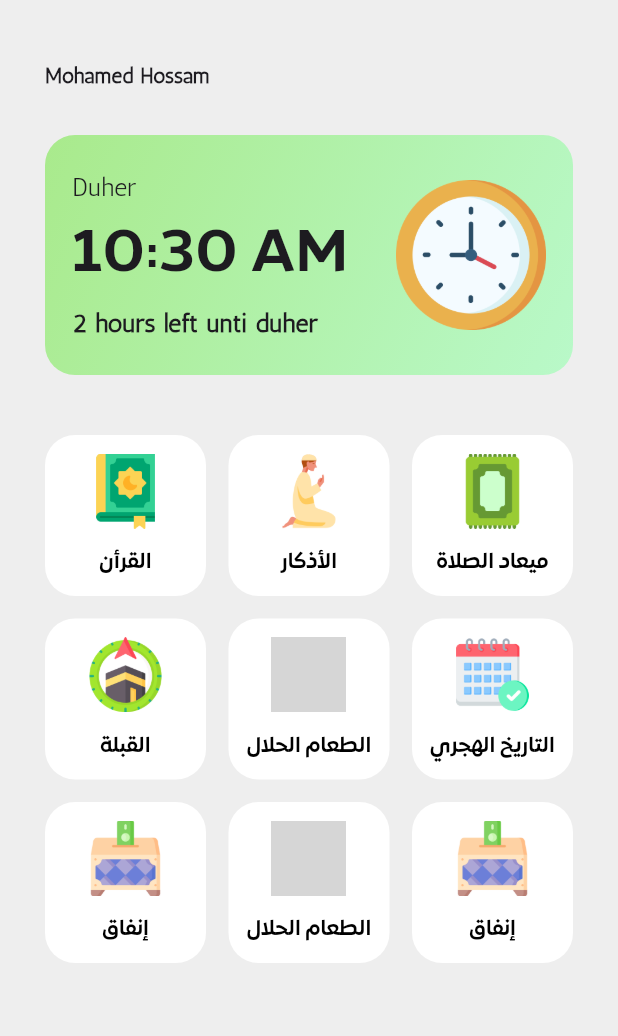
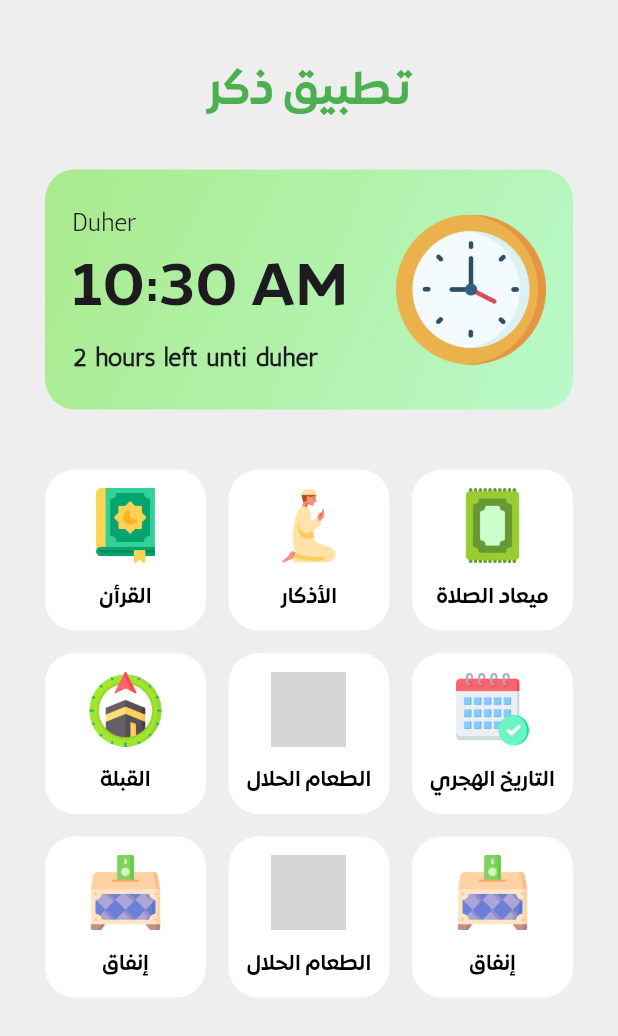
Before and after one commit to mo7ossam44/QuranApp, a Flutter app: the HomePage screen opened directly, on a phone screen of 412 x 824 dp. Shown: the top 1036 px of the screen. Run offline on Flutter 3.47's test engine with Material 3 defaults, Android fonts, the phone set to English and light mode, and no system bars; our stand-ins replace dio; network calls fail; project files that could hold a hidden picture were left out; grey boxes are pictures that could not be loaded.

Commit message:
change mohamed hossam text to thker text

```diff
--- a/lib/Widgets/mohamed_hossam_widget.dart
+++ b/lib/Widgets/mohamed_hossam_widget.dart
@@ -1,17 +1,20 @@
 import 'package:flutter/material.dart';
 
 class MohamedHossamWidget extends StatelessWidget {
-  const MohamedHossamWidget({
-    super.key,
-  });
+  const MohamedHossamWidget({super.key});
 
   @override
   Widget build(BuildContext context) {
-    return Text(
-      'Mohamed Hossam',
-      style: TextStyle(
-        fontWeight: FontWeight.bold,
-        fontFamily: 'Antic',
+    return Container(
+      alignment: Alignment.center,
+      child: Text(
+        'تطبيق ذكر',
+        style: TextStyle(
+          fontWeight: FontWeight.bold,
+          fontFamily: 'expo',
+          fontSize: 30,
+          color: Colors.green,
+        ),
       ),
     );
   }
```
